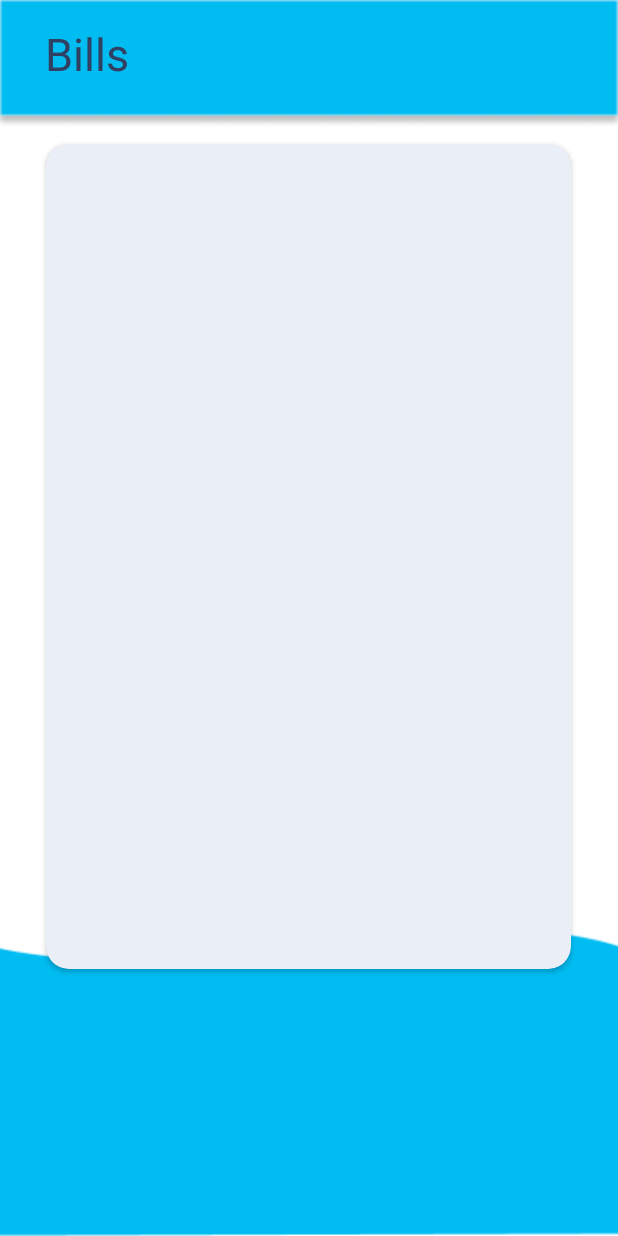
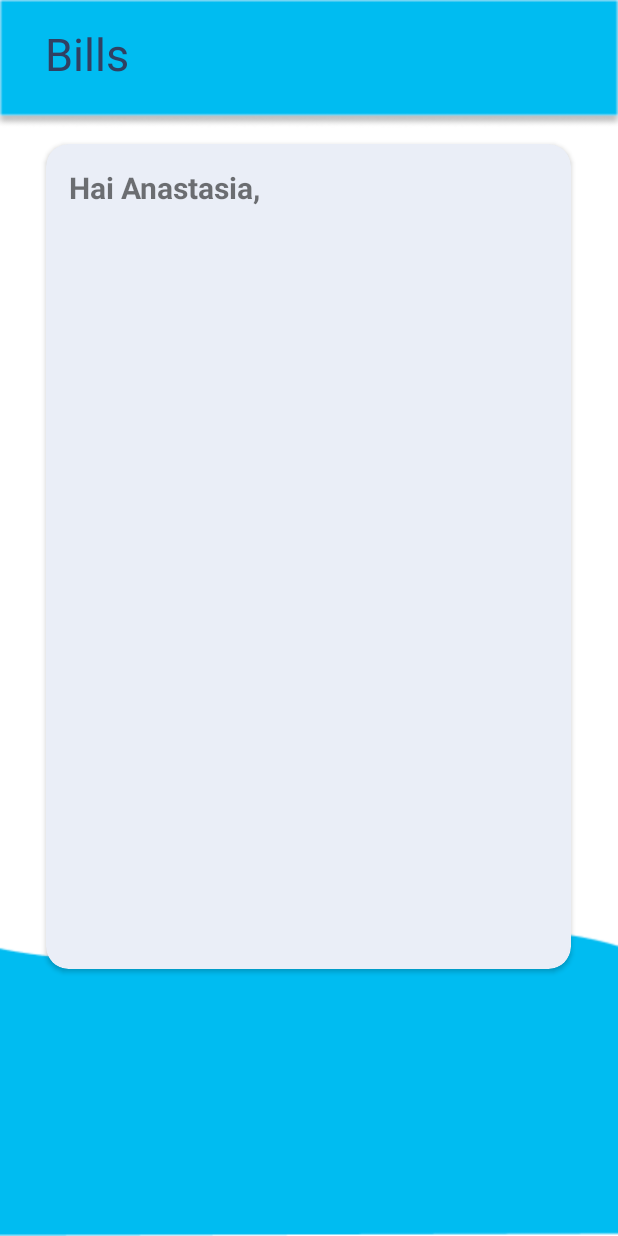
Before and after one commit to ISMutia/MemberAreaInovindo, an Android app: the BillActivity screen opened directly, with no data from a screen before it, on a phone screen of 412 x 824 dp. Run offline under Robolectric (Android 15) with nearby library versions, the phone set to English and light mode, and no system bars.

Commit message:
commit putri

```diff
--- a/app/src/main/res/layout/activity_bill.xml
+++ b/app/src/main/res/layout/activity_bill.xml
@@ -29,9 +29,20 @@
         app:cardBackgroundColor="#EAEEF7"
         app:cardCornerRadius="15dp">
 
+        <TextView
+            android:id="@+id/txtNama"
+            android:layout_width="wrap_content"
+            android:layout_height="wrap_content"
+            android:layout_marginTop="15dp"
+            android:layout_marginLeft="15dp"
+            android:text="Hai Anastasia,"
+            android:textSize="20sp"
+            android:textStyle="bold" />
 
 
-<!--        <androidx.recyclerview.widget.RecyclerView-->
+
+
+        <!--        <androidx.recyclerview.widget.RecyclerView-->
 <!--            android:id="@+id/rvBill"-->
 <!--            android:layout_width="match_parent"-->
 <!--            android:layout_height="wrap_content"-->
```
